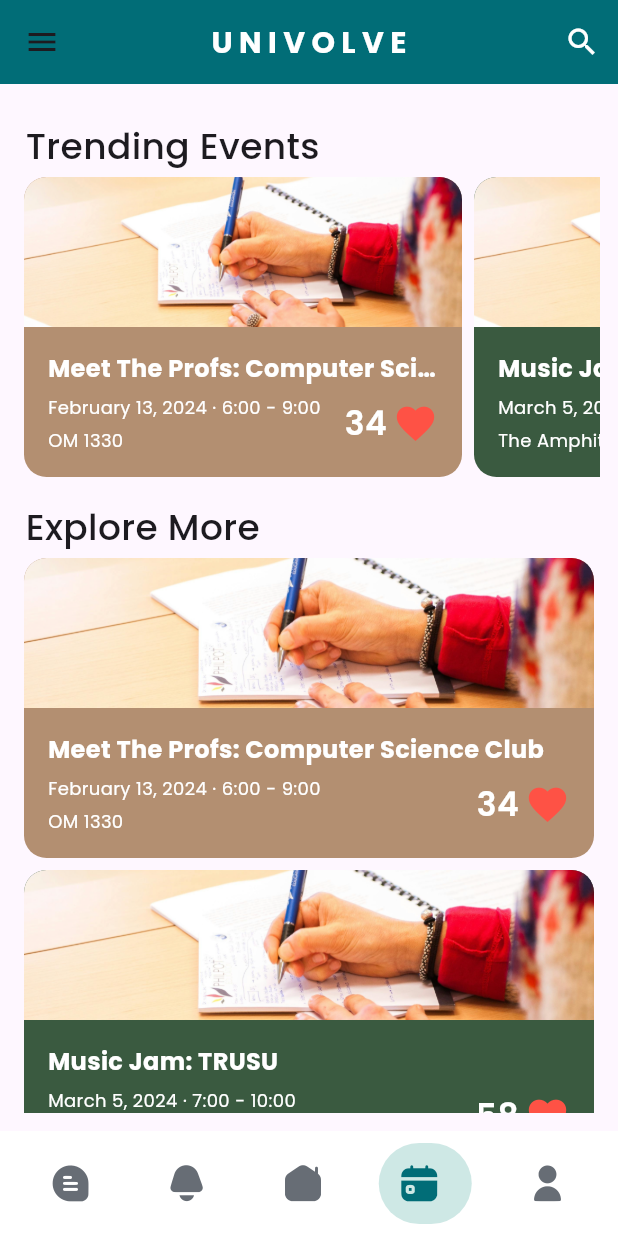
After one commit to devindxdev/UnivolveApp, a Flutter app: the screen it shows once a user with an empty profile is signed in, item 4 of the bottom bar chosen, on a phone screen of 412 x 824 dp. The commit adds this screen. Run offline on Flutter 3.47's test engine with Material 3 defaults, Android fonts, the phone set to English and light mode, and no system bars; drawn by our look-alikes of google_nav_bar; our stand-ins replace cloud_firestore, firebase_auth, firebase_core, google_fonts; accounts and stored records are empty.

Commit message:
added events page

```diff
--- a/lib/main.dart
+++ b/lib/main.dart
@@ -1,8 +1,8 @@
 import 'package:firebase_core/firebase_core.dart';
 import 'package:flutter/material.dart';
-import 'package:univolve_app/pages/auth_page.dart';
-import 'package:univolve_app/pages/login_page.dart';
-import 'package:univolve_app/pages/register_page.dart';
+import 'package:univolve_app/pages/AllAuthPages/auth_page.dart';
+import 'package:univolve_app/pages/AllAuthPages/login_page.dart';
+import 'package:univolve_app/pages/AllAuthPages/register_page.dart';
 import 'package:firebase_auth/firebase_auth.dart';
 
 void main() async {
--- a/lib/pages/AllAuthPages/auth_page.dart
+++ b/lib/pages/AllAuthPages/auth_page.dart
@@ -1,8 +1,8 @@
 import 'package:firebase_auth/firebase_auth.dart';
 import 'package:flutter/material.dart';
 import 'package:univolve_app/pages/homepage.dart';
-import 'package:univolve_app/pages/login_page.dart';
-import 'package:univolve_app/pages/switch_login_reg.dart';
+import 'package:univolve_app/pages/AllAuthPages/login_page.dart';
+import 'package:univolve_app/pages/AllAuthPages/switch_login_reg.dart';
 
 class AuthPage extends StatelessWidget {
   @override
--- a/lib/pages/AllAuthPages/login_page.dart
+++ b/lib/pages/AllAuthPages/login_page.dart
@@ -1,8 +1,8 @@
 import 'package:firebase_auth/firebase_auth.dart';
 import 'package:flutter/material.dart';
-import 'package:univolve_app/pages/forgot_pass.dart';
+import 'package:univolve_app/pages/AllAuthPages/forgot_pass.dart';
 import 'package:univolve_app/pages/homepage.dart';
-import 'package:univolve_app/pages/register_page.dart';
+import 'package:univolve_app/pages/AllAuthPages/register_page.dart';
 
 class LoginScreen extends StatefulWidget {
   final VoidCallback showRegisterPage;
--- a/lib/pages/AllAuthPages/register_page.dart
+++ b/lib/pages/AllAuthPages/register_page.dart
@@ -43,7 +43,7 @@ class _RegisterScreenState extends State<RegisterScreen> {
       ScaffoldMessenger.of(context).showSnackBar(
         SnackBar(
           content: Text('Please fill in all fields'),
-          backgroundColor: Colors.red,
+          backgroundColor: Colors.grey[900],
         ),
       );
       return; // Stop the function execution if any field is empty
--- a/lib/pages/AllAuthPages/switch_login_reg.dart
+++ b/lib/pages/AllAuthPages/switch_login_reg.dart
@@ -1,6 +1,6 @@
 import 'package:flutter/material.dart';
-import 'package:univolve_app/pages/login_page.dart';
-import 'package:univolve_app/pages/register_page.dart';
+import 'package:univolve_app/pages/AllAuthPages/login_page.dart';
+import 'package:univolve_app/pages/AllAuthPages/register_page.dart';
 
 class SwitchLoginReg extends StatefulWidget {
   @override
--- /dev/null
+++ b/lib/pages/assetUIElements/event_card_long.dart
@@ -0,0 +1,113 @@
+import 'package:flutter/material.dart';
+import 'package:google_fonts/google_fonts.dart';
+
+class EventCard extends StatefulWidget {
+  final String imagePath;
+  final String title;
+  final String date;
+  final String time;
+  final String location;
+  final int likeCount;
+  final String type;
+
+  EventCard({
+    required this.imagePath,
+    required this.title,
+    required this.date,
+    required this.time,
+    required this.location,
+    required this.likeCount,
+    required this.type,
+  });
+
+  @override
+  State<EventCard> createState() => _EventCardState();
+}
+
+class _EventCardState extends State<EventCard> {
+  Color getTypeColor(String type) {
+    // Method that returns a color based on the event type.
+    switch (type.toLowerCase()) {
+      case 'sports':
+        return Color(0xFFB38F71);
+      case 'academic':
+        return Color(0xFF9e2a2b);
+      case 'entertainment':
+        return Color(0xFF3a5a40);
+      case 'advertisement':
+        return Color(0xFFee6c4d);
+      default:
+        return Colors.grey; // Default color if type doesn't match.
+    }
+  }
+
+  @override
+  Widget build(BuildContext context) {
+    Color cardColor = getTypeColor(widget.type);
+    return Card(
+      color: cardColor,
+      elevation: 0.0,
+      clipBehavior: Clip.antiAlias,
+      shape: RoundedRectangleBorder(borderRadius: BorderRadius.circular(15)),
+      child: Column(
+        crossAxisAlignment: CrossAxisAlignment.stretch,
+        children: [
+          Image.asset(
+            widget.imagePath,
+            height: 100.0,
+            fit: BoxFit.cover,
+          ),
+          Padding(
+            padding: const EdgeInsets.all(16.0),
+            child: Column(
+              crossAxisAlignment: CrossAxisAlignment.start,
+              children: [
+                Text(
+                  widget.title,
+                  style: GoogleFonts.poppins(
+                      fontSize: 16.0,
+                      fontWeight: FontWeight.bold,
+                      color: Colors.white),
+                  overflow: TextOverflow.ellipsis,
+                  maxLines: 1,
+                ),
+                SizedBox(height: 6.0),
+                Row(
+                  mainAxisAlignment: MainAxisAlignment.spaceBetween,
+                  children: [
+                    Column(
+                      crossAxisAlignment: CrossAxisAlignment.start,
+                      children: [
+                        Text("${widget.date} · ${widget.time}",
+                            style: GoogleFonts.poppins(
+                                color: Colors.white, fontSize: 12.0)),
+                        SizedBox(height: 5.0),
+                        Text(widget.location,
+                            style: GoogleFonts.poppins(
+                                color: Colors.white, fontSize: 12.0)),
+                      ],
+                    ),
+                    Row(
+                      mainAxisAlignment: MainAxisAlignment.end,
+                      children: [
+                        Text(widget.likeCount.toString(),
+                            style: GoogleFonts.poppins(
+                                color: Colors.white,
+                                fontSize: 22.0,
+                                fontWeight: FontWeight.w600)),
+                        SizedBox(width: 4.0),
+                        Icon(Icons.favorite,
+                            color: Color.fromARGB(255, 254, 82, 69),
+                            size: 30.0),
+                      ],
+                    ),
+                  ],
+                ),
+              ],
+            ),
+          ),
+        ],
+      ),
+    );
+  }
+}
--- /dev/null
+++ b/lib/pages/eventspage.dart
@@ -0,0 +1,106 @@
+import 'package:firebase_auth/firebase_auth.dart';
+import 'package:flutter/material.dart';
+import 'package:univolve_app/pages/assetUIElements/event_card_long.dart';
+import 'package:google_fonts/google_fonts.dart';
+
+class EventsPage extends StatefulWidget {
+  const EventsPage({super.key});
+
+  @override
+  State<EventsPage> createState() => _EventsPageState();
+}
+
+class _EventsPageState extends State<EventsPage> {
+  final List<EventCard> eventCards = [
+    EventCard(
+      imagePath: 'lib/assets/images/demobackground.png',
+      title: 'Meet The Profs: Computer Science Club',
+      date: 'February 13, 2024',
+      time: '6:00 - 9:00',
+      location: 'OM 1330',
+      likeCount: 34,
+      type: 'sports',
+    ),
+    EventCard(
+      imagePath: 'lib/assets/images/demobackground.png',
+      title: 'Music Jam: TRUSU',
+      date: 'March 5, 2024',
+      time: '7:00 - 10:00',
+      location: 'The Amphitheatre',
+      likeCount: 58,
+      type: 'entertainment',
+    ),
+    EventCard(
+      imagePath: 'lib/assets/images/demobackground.png',
+      title: 'ABC Restaurant, McGill Road',
+      date: 'Student Special',
+      time: '',
+      location: 'Show your ID, get 10% off meals!',
+      likeCount: 22,
+      type: 'advertisement',
+    ),
+    EventCard(
+      imagePath: 'lib/assets/images/demobackground.png',
+      title: 'Supply Chain Seminar',
+      date: 'February 13, 2024',
+      time: '6:00 - 9:00',
+      location: 'IB 1330',
+      likeCount: 13,
+      type: 'academic',
+    ),
+  ];
+  @override
+  Widget build(BuildContext context) {
+    return Center(
+      child: Padding(
+        padding: const EdgeInsets.all(12.0),
+        child: Column(
+          crossAxisAlignment: CrossAxisAlignment.start,
+          children: [
+            Padding(
+              padding: const EdgeInsets.only(left: 5.0, top: 12.0),
+              child: Text(
+                'Trending Events',
+                style: GoogleFonts.poppins(
+                  fontSize: 24.0,
+                  fontWeight: FontWeight.w500,
+                ),
+              ),
+            ),
+            Container(
+              height: 208.0,
+              child: ListView.builder(
+                scrollDirection: Axis.horizontal,
+                itemCount: eventCards.length,
+                itemBuilder: (context, index) {
+                  return Container(
+                    width: 300.0, // Set your desired width here
+                    child: eventCards[index],
+                  );
+                },
+              ),
+            ),
+            Padding(
+              padding: const EdgeInsets.only(left: 5.0, top: 12.0),
+              child: Text(
+                'Explore More',
+                style: GoogleFonts.poppins(
+                  fontSize: 24.0,
+                  fontWeight: FontWeight.w500,
+                ),
+              ),
+            ),
+            Expanded(
+              child: ListView.builder(
+                itemCount: eventCards.length,
+                itemBuilder: (context, index) {
+                  return eventCards[index];
+                },
+              ),
+            ),
+          ],
+        ),
+      ),
+    );
+  }
+}
--- a/lib/pages/homepage.dart
+++ b/lib/pages/homepage.dart
@@ -2,6 +2,7 @@ import 'package:firebase_auth/firebase_auth.dart';
 import 'package:flutter/material.dart';
 import 'package:google_nav_bar/google_nav_bar.dart';
 import 'package:univolve_app/assets/univolve_icons_icons.dart';
+import 'package:univolve_app/pages/eventspage.dart';
 
 class HomePage extends StatefulWidget {
   @override
@@ -61,20 +62,7 @@ class _HomePageState extends State<HomePage> {
         ],
       ),
     ),
-    Center(
-      child: Column(
-        mainAxisAlignment: MainAxisAlignment.center,
-        children: <Widget>[
-          Text('Welcome to the events page'),
-          MaterialButton(
-            onPressed: () {
-              FirebaseAuth.instance.signOut();
-            },
-            child: Text('Sign Out'),
-          ),
-        ],
-      ),
-    ),
+    EventsPage(),
     Center(
       child: Column(
         mainAxisAlignment: MainAxisAlignment.center,
```
Also changed, not shown: pubspec.yaml (+11 -38 lines), lib/assets/images/demobackground.png (added), pubspec.lock, 1 other file.
